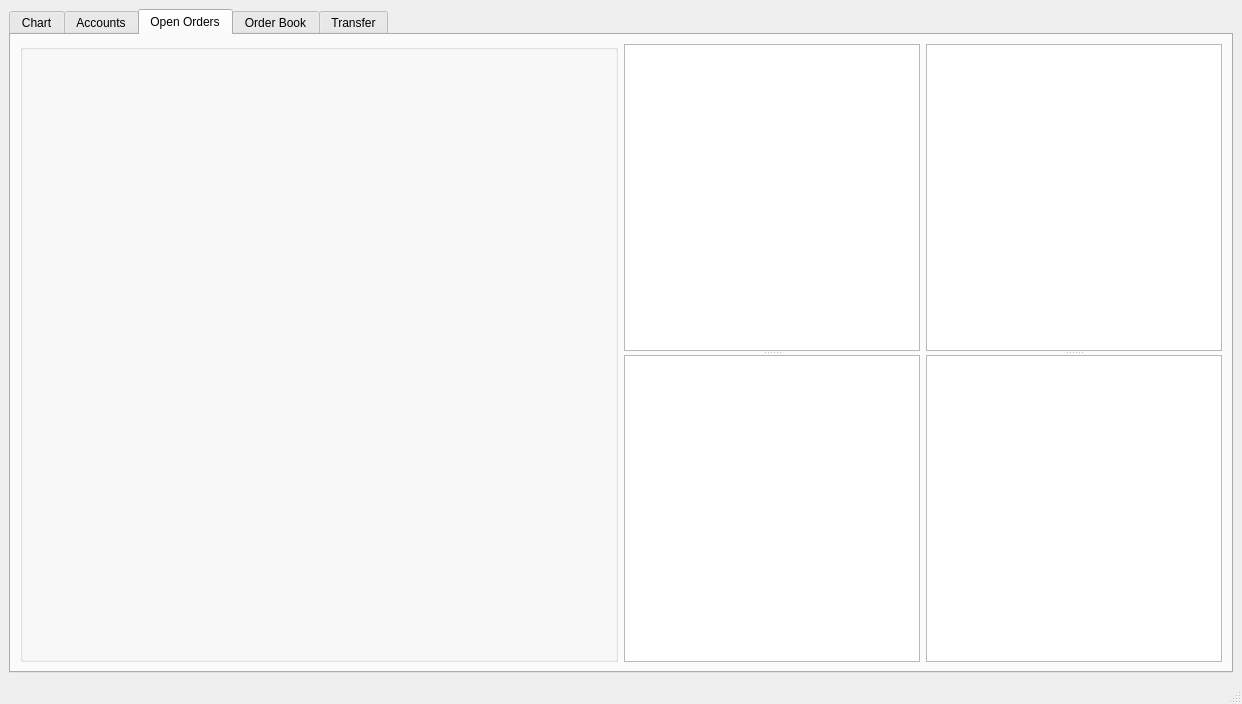
First picture: the form in src/mainwindow.ui, repository biddisco/lxqt-build-tools, before the edit.
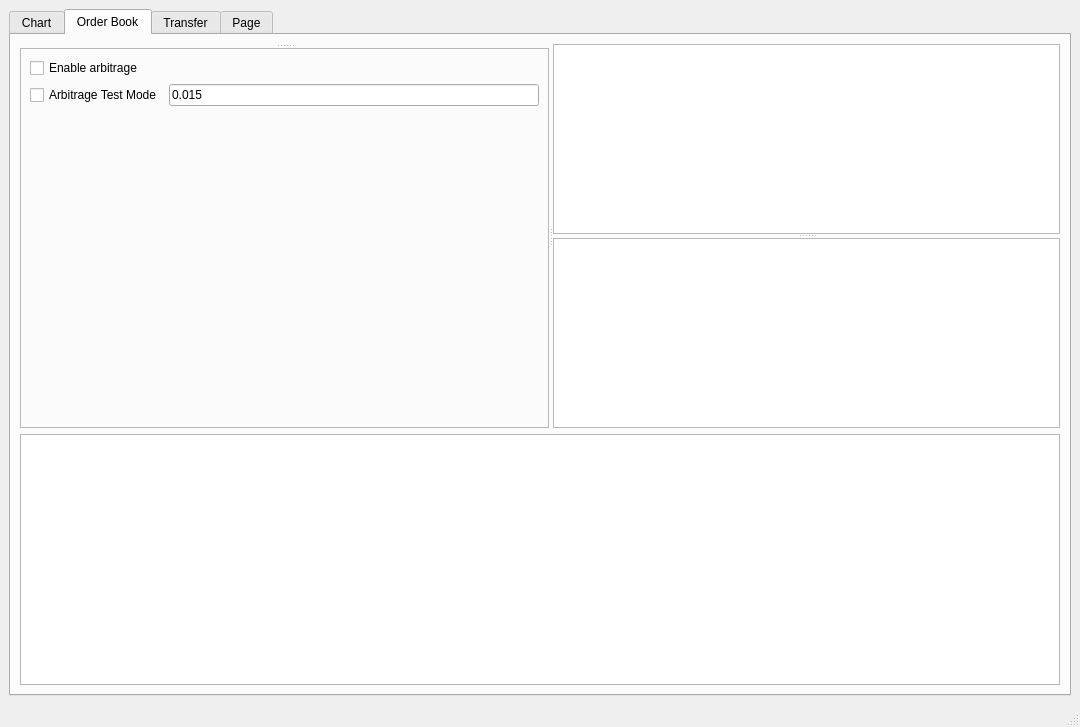
Second picture: the form after the edit.

What changed in the file:
```diff
--- a/src/mainwindow.ui
+++ b/src/mainwindow.ui
@@ -6,8 +6,8 @@
    <rect>
     <x>0</x>
     <y>0</y>
-    <width>1242</width>
-    <height>704</height>
+    <width>1080</width>
+    <height>727</height>
    </rect>
   </property>
   <property name="windowTitle">
@@ -26,7 +26,7 @@
          </sizepolicy>
         </property>
         <property name="currentIndex">
-         <number>2</number>
+         <number>1</number>
         </property>
         <widget class="QWidget" name="chart_tab">
          <attribute name="title">
@@ -48,221 +48,16 @@
           </item>
          </layout>
         </widget>
-        <widget class="QWidget" name="accounts_tab">
-         <attribute name="title">
-          <string>Accounts</string>
-         </attribute>
-         <layout class="QVBoxLayout" name="verticalLayout" stretch="0,0">
-          <item>
-           <layout class="QHBoxLayout" name="horizontalLayout_3">
-            <item>
-             <widget class="QPushButton" name="account_update">
-              <property name="sizePolicy">
-               <sizepolicy hsizetype="Fixed" vsizetype="Fixed">
-                <horstretch>0</horstretch>
-                <verstretch>0</verstretch>
-               </sizepolicy>
-              </property>
-              <property name="text">
-               <string>Refresh</string>
-              </property>
-              <property name="autoDefault">
-               <bool>false</bool>
-              </property>
-             </widget>
-            </item>
-            <item>
-             <widget class="QComboBox" name="all_acct_combo"/>
-            </item>
-            <item>
-             <spacer name="horizontalSpacer_2">
-              <property name="orientation">
-               <enum>Qt::Horizontal</enum>
-              </property>
-              <property name="sizeHint" stdset="0">
-               <size>
-                <width>40</width>
-                <height>20</height>
-               </size>
-              </property>
-             </spacer>
-            </item>
-           </layout>
-          </item>
-          <item>
-           <widget class="QGroupBox" name="accounts_group">
-            <property name="sizePolicy">
-             <sizepolicy hsizetype="Preferred" vsizetype="Expanding">
-              <horstretch>0</horstretch>
-              <verstretch>1</verstretch>
-             </sizepolicy>
-            </property>
-            <property name="title">
-             <string/>
-            </property>
-            <layout class="QVBoxLayout" name="verticalLayout_4"/>
-           </widget>
-          </item>
-         </layout>
-        </widget>
-        <widget class="QWidget" name="orders_tab">
-         <attribute name="title">
-          <string>Open Orders</string>
-         </attribute>
-         <layout class="QHBoxLayout" name="horizontalLayout_6">
-          <item>
-           <widget class="QGroupBox" name="orders_group">
-            <property name="sizePolicy">
-             <sizepolicy hsizetype="Preferred" vsizetype="Expanding">
-              <horstretch>0</horstretch>
-              <verstretch>1</verstretch>
-             </sizepolicy>
-            </property>
-            <property name="title">
-             <string/>
-            </property>
-            <layout class="QVBoxLayout" name="verticalLayout_5"/>
-           </widget>
-          </item>
-          <item>
-           <layout class="QHBoxLayout" name="horizontalLayout_2">
-            <item>
-             <widget class="QSplitter" name="splitter_4">
-              <property name="orientation">
-               <enum>Qt::Vertical</enum>
-              </property>
-              <widget class="QPlainTextEdit" name="bitstamp_buy">
-               <property name="sizePolicy">
-                <sizepolicy hsizetype="Expanding" vsizetype="Expanding">
-                 <horstretch>0</horstretch>
-                 <verstretch>0</verstretch>
-                </sizepolicy>
-               </property>
-               <property name="minimumSize">
-                <size>
-                 <width>0</width>
-                 <height>0</height>
-                </size>
-               </property>
-               <property name="maximumSize">
-                <size>
-                 <width>700</width>
-                 <height>16777215</height>
-                </size>
-               </property>
-               <property name="font">
-                <font>
-                 <family>Courier</family>
-                </font>
-               </property>
-              </widget>
-              <widget class="QPlainTextEdit" name="bitstamp_sell">
-               <property name="sizePolicy">
-                <sizepolicy hsizetype="Expanding" vsizetype="Expanding">
-                 <horstretch>0</horstretch>
-                 <verstretch>0</verstretch>
-                </sizepolicy>
-               </property>
-               <property name="minimumSize">
-                <size>
-                 <width>0</width>
-                 <height>0</height>
-                </size>
-               </property>
-               <property name="maximumSize">
-                <size>
-                 <width>700</width>
-                 <height>16777215</height>
-                </size>
-               </property>
-               <property name="font">
-                <font>
-                 <family>Courier</family>
-                </font>
-               </property>
-              </widget>
-             </widget>
-            </item>
-            <item>
-             <widget class="QSplitter" name="splitter_6">
-              <property name="orientation">
-               <enum>Qt::Vertical</enum>
-              </property>
-              <widget class="QPlainTextEdit" name="xrp_buy">
-               <property name="sizePolicy">
-                <sizepolicy hsizetype="Expanding" vsizetype="Expanding">
-                 <horstretch>0</horstretch>
-                 <verstretch>0</verstretch>
-                </sizepolicy>
-               </property>
-               <property name="minimumSize">
-                <size>
-                 <width>0</width>
-                 <height>0</height>
-                </size>
-               </property>
-               <property name="maximumSize">
-                <size>
-                 <width>700</width>
-                 <height>16777215</height>
-                </size>
-               </property>
-               <property name="font">
-                <font>
-                 <family>Courier</family>
-                </font>
-               </property>
-              </widget>
-              <widget class="QPlainTextEdit" name="xrp_sell">
-               <property name="sizePolicy">
-                <sizepolicy hsizetype="Expanding" vsizetype="Expanding">
-                 <horstretch>0</horstretch>
-                 <verstretch>0</verstretch>
-                </sizepolicy>
-               </property>
-               <property name="minimumSize">
-                <size>
-                 <width>0</width>
-                 <height>0</height>
-                </size>
-               </property>
-               <property name="maximumSize">
-                <size>
-                 <width>700</width>
-                 <height>16777215</height>
-                </size>
-               </property>
-               <property name="font">
-                <font>
-                 <family>Courier</family>
-                </font>
-               </property>
-              </widget>
-             </widget>
-            </item>
-           </layout>
-          </item>
-         </layout>
-        </widget>
         <widget class="QWidget" name="orderbook_tab">
          <attribute name="title">
           <string>Order Book</string>
          </attribute>
-         <layout class="QHBoxLayout" name="horizontalLayout_5">
+         <layout class="QVBoxLayout" name="verticalLayout">
           <item>
-           <widget class="QSplitter" name="splitter_5">
+           <widget class="QSplitter" name="splitter_4">
             <property name="orientation">
-             <enum>Qt::Vertical</enum>
+             <enum>Qt::Horizontal</enum>
             </property>
-            <widget class="QFrame" name="frame_2">
-             <property name="frameShape">
-              <enum>QFrame::StyledPanel</enum>
-             </property>
-             <property name="frameShadow">
-              <enum>QFrame::Raised</enum>
-             </property>
-             <layout class="QHBoxLayout" name="horizontalLayout_4">
-              <item>
                <widget class="QSplitter" name="splitter_3">
                 <property name="orientation">
                  <enum>Qt::Vertical</enum>
@@ -278,38 +73,6 @@
                   <enum>QFrame::Raised</enum>
                  </property>
                  <layout class="QGridLayout" name="gridLayout">
-                  <item row="0" column="0">
-                   <widget class="QFrame" name="frame_3">
-                    <property name="frameShape">
-                     <enum>QFrame::StyledPanel</enum>
-                    </property>
-                    <property name="frameShadow">
-                     <enum>QFrame::Raised</enum>
-                    </property>
-                    <layout class="QGridLayout" name="gridLayout_6">
-                     <item row="3" column="1">
-                      <spacer name="verticalSpacer_2">
-                       <property name="orientation">
-                        <enum>Qt::Vertical</enum>
-                       </property>
-                       <property name="sizeHint" stdset="0">
-                        <size>
-                         <width>20</width>
-                         <height>40</height>
-                        </size>
-                       </property>
-                      </spacer>
-                     </item>
-                     <item row="0" column="0">
-                      <widget class="QCheckBox" name="enable_arbitrage">
-                       <property name="text">
-                        <string>Enable arbitrage</string>
-                       </property>
-                       <property name="checked">
-                        <bool>false</bool>
-                       </property>
-                      </widget>
-                     </item>
                      <item row="1" column="0">
                       <widget class="QCheckBox" name="arbitrage_test_mode">
                        <property name="text">
@@ -320,13 +83,6 @@
                        </property>
                       </widget>
                      </item>
-                     <item row="2" column="0">
-                      <widget class="QLabel" name="label">
-                       <property name="text">
-                        <string>TextLabel</string>
-                       </property>
-                      </widget>
-                     </item>
                      <item row="1" column="1">
                       <widget class="QLineEdit" name="arbitrage_test_offset">
                        <property name="text">
@@ -334,27 +90,32 @@
                        </property>
                       </widget>
                      </item>
-                     <item row="1" column="2">
-                      <spacer name="horizontalSpacer_5">
+               <item row="0" column="0" colspan="2">
+                <widget class="QCheckBox" name="enable_arbitrage">
+                 <property name="text">
+                  <string>Enable arbitrage</string>
+                 </property>
+                 <property name="checked">
+                  <bool>false</bool>
+                 </property>
+                </widget>
+               </item>
+               <item row="2" column="0">
+                <spacer name="verticalSpacer">
                        <property name="orientation">
-                        <enum>Qt::Horizontal</enum>
+                  <enum>Qt::Vertical</enum>
                        </property>
                        <property name="sizeHint" stdset="0">
                         <size>
-                         <width>40</width>
-                         <height>20</height>
+                   <width>20</width>
+                   <height>40</height>
                         </size>
                        </property>
                       </spacer>
                      </item>
                     </layout>
                    </widget>
-                  </item>
-                 </layout>
-                </widget>
-               </widget>
-              </item>
-              <item>
+            </widget>
                <widget class="QSplitter" name="splitter">
                 <property name="orientation">
                  <enum>Qt::Vertical</enum>
@@ -368,7 +129,7 @@
                  </property>
                  <property name="minimumSize">
                   <size>
-                   <width>700</width>
+                <width>300</width>
                    <height>0</height>
                   </size>
                  </property>
@@ -381,6 +142,7 @@
                  <property name="font">
                   <font>
                    <family>Courier</family>
+                <pointsize>8</pointsize>
                   </font>
                  </property>
                 </widget>
@@ -393,7 +155,7 @@
                  </property>
                  <property name="minimumSize">
                   <size>
-                   <width>700</width>
+                <width>300</width>
                    <height>0</height>
                   </size>
                  </property>
@@ -406,13 +168,14 @@
                  <property name="font">
                   <font>
                    <family>Courier</family>
+                <pointsize>8</pointsize>
                   </font>
                  </property>
                 </widget>
                </widget>
-              </item>
-             </layout>
-            </widget>
+           </widget>
+          </item>
+          <item>
             <widget class="QPlainTextEdit" name="arbitrage_orders">
              <property name="sizePolicy">
               <sizepolicy hsizetype="Expanding" vsizetype="Expanding">
@@ -422,16 +185,16 @@
              </property>
              <property name="minimumSize">
               <size>
-               <width>1200</width>
+              <width>300</width>
                <height>0</height>
               </size>
              </property>
              <property name="font">
               <font>
-               <family>Courier 10 Pitch</family>
-              </font>
-             </property>
-            </widget>
+              <family>Courier</family>
+              <pointsize>8</pointsize>
+             </font>
+            </property>
            </widget>
           </item>
          </layout>
@@ -475,6 +238,55 @@
            </item>
           </layout>
          </widget>
+         <widget class="QWidget" name="layoutWidget">
+          <property name="geometry">
+           <rect>
+            <x>20</x>
+            <y>60</y>
+            <width>321</width>
+            <height>61</height>
+           </rect>
+          </property>
+          <layout class="QHBoxLayout" name="horizontalLayout_3">
+           <item>
+            <widget class="QPushButton" name="account_update">
+             <property name="sizePolicy">
+              <sizepolicy hsizetype="Fixed" vsizetype="Fixed">
+               <horstretch>0</horstretch>
+               <verstretch>0</verstretch>
+              </sizepolicy>
+             </property>
+             <property name="text">
+              <string>Refresh</string>
+             </property>
+             <property name="autoDefault">
+              <bool>false</bool>
+             </property>
+            </widget>
+           </item>
+           <item>
+            <widget class="QComboBox" name="all_acct_combo"/>
+           </item>
+           <item>
+            <spacer name="horizontalSpacer_2">
+             <property name="orientation">
+              <enum>Qt::Horizontal</enum>
+             </property>
+             <property name="sizeHint" stdset="0">
+              <size>
+               <width>40</width>
+               <height>20</height>
+              </size>
+             </property>
+            </spacer>
+           </item>
+          </layout>
+         </widget>
+        </widget>
+        <widget class="QWidget" name="tab">
+         <attribute name="title">
+          <string>Page</string>
+         </attribute>
         </widget>
        </widget>
       </item>
@@ -487,7 +299,7 @@
     <rect>
      <x>0</x>
      <y>0</y>
-     <width>1242</width>
+     <width>1080</width>
      <height>22</height>
     </rect>
    </property>
```
Lines whose indentation alone changed are shown as unchanged.
